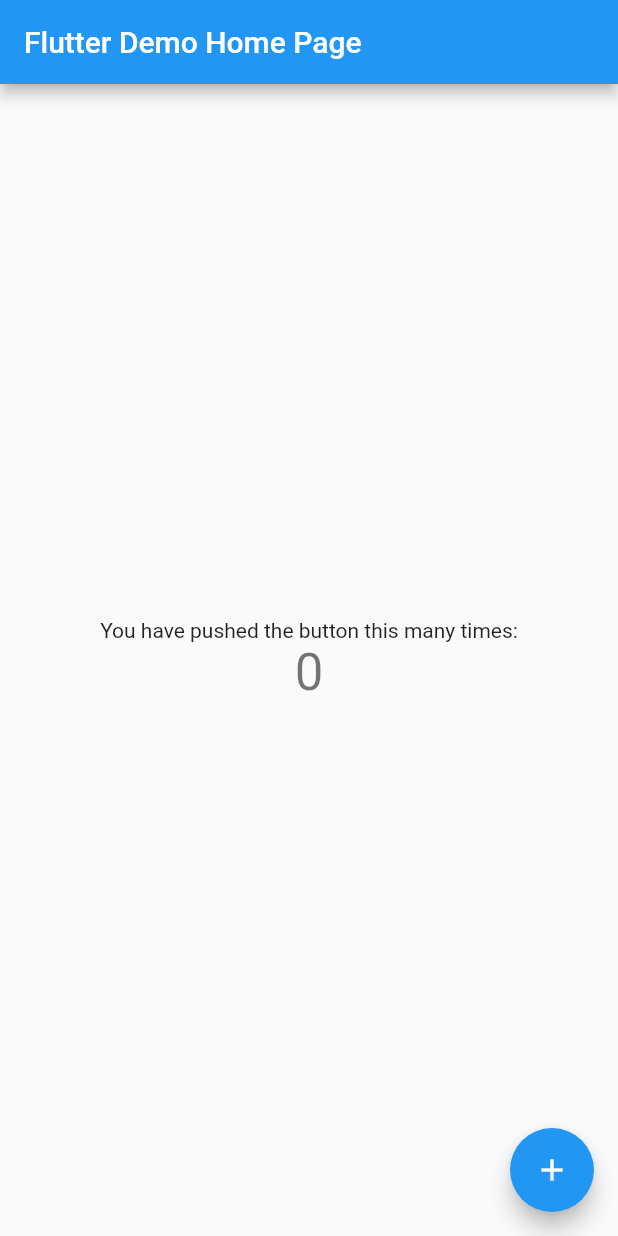
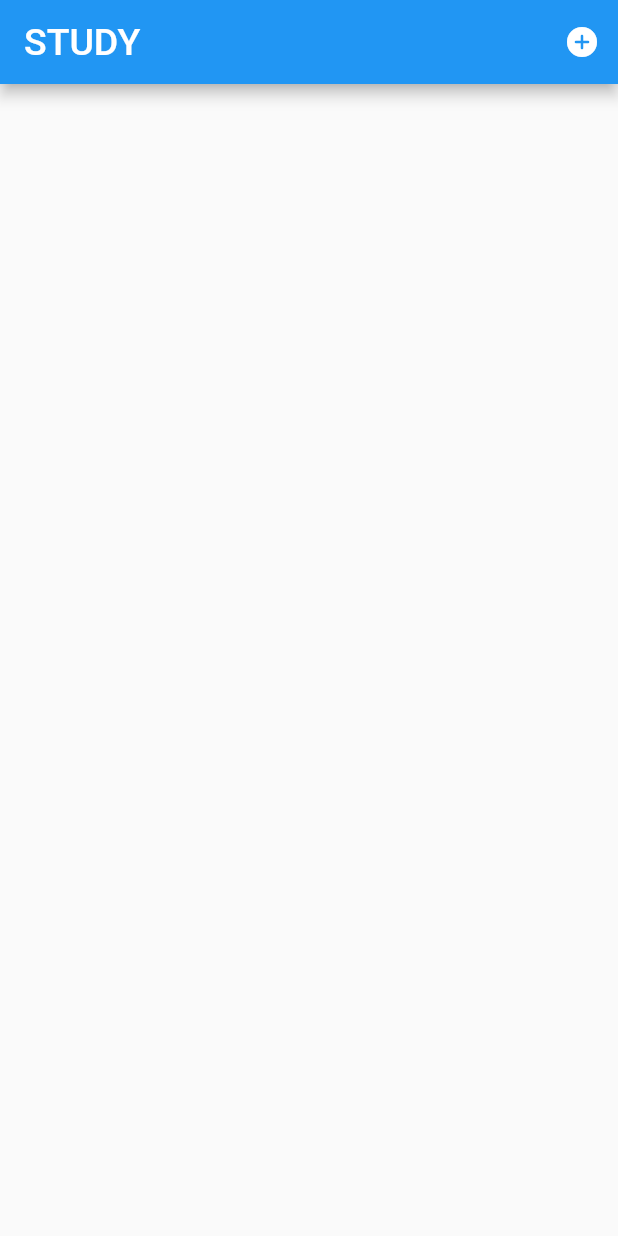
Before and after one commit to Muhyun-Kim/study_app, a Flutter app: the screen it shows after launch, on a phone screen of 412 x 824 dp. Run offline on Flutter 3.47's test engine with Material 2 defaults, Android fonts, the phone set to English and light mode, and no system bars; our stand-ins replace hooks_riverpod, riverpod, sqflite; accounts and stored records are empty.

Commit message:
create db

```diff
--- a/lib/main.dart
+++ b/lib/main.dart
@@ -1,115 +1,20 @@
 import 'package:flutter/material.dart';
+import 'package:hooks_riverpod/hooks_riverpod.dart';
+import 'package:study_app/screens/home_screen.dart';
 
 void main() {
-  runApp(const MyApp());
+  runApp(const ProviderScope(child: App()));
 }
 
-class MyApp extends StatelessWidget {
-  const MyApp({super.key});
+class App extends StatelessWidget {
+  const App({super.key});
 
-  // This widget is the root of your application.
   @override
   Widget build(BuildContext context) {
-    return MaterialApp(
-      title: 'Flutter Demo',
-      theme: ThemeData(
-        // This is the theme of your application.
-        //
-        // Try running your application with "flutter run". You'll see the
-        // application has a blue toolbar. Then, without quitting the app, try
-        // changing the primarySwatch below to Colors.green and then invoke
-        // "hot reload" (press "r" in the console where you ran "flutter run",
-        // or simply save your changes to "hot reload" in a Flutter IDE).
-        // Notice that the counter didn't reset back to zero; the application
-        // is not restarted.
-        primarySwatch: Colors.blue,
+    return const MaterialApp(
+      home: HomeScreen(
+        appBarText: 'STUDY',
       ),
-      home: const MyHomePage(title: 'Flutter Demo Home Page'),
     );
   }
 }
-
-class MyHomePage extends StatefulWidget {
-  const MyHomePage({super.key, required this.title});
-
-  // This widget is the home page of your application. It is stateful, meaning
-  // that it has a State object (defined below) that contains fields that affect
-  // how it looks.
-
-  // This class is the configuration for the state. It holds the values (in this
-  // case the title) provided by the parent (in this case the App widget) and
-  // used by the build method of the State. Fields in a Widget subclass are
-  // always marked "final".
-
-  final String title;
-
-  @override
-  State<MyHomePage> createState() => _MyHomePageState();
-}
-
-class _MyHomePageState extends State<MyHomePage> {
-  int _counter = 0;
-
-  void _incrementCounter() {
-    setState(() {
-      // This call to setState tells the Flutter framework that something has
-      // changed in this State, which causes it to rerun the build method below
-      // so that the display can reflect the updated values. If we changed
-      // _counter without calling setState(), then the build method would not be
-      // called again, and so nothing would appear to happen.
-      _counter++;
-    });
-  }
-
-  @override
-  Widget build(BuildContext context) {
-    // This method is rerun every time setState is called, for instance as done
-    // by the _incrementCounter method above.
-    //
-    // The Flutter framework has been optimized to make rerunning build methods
-    // fast, so that you can just rebuild anything that needs updating rather
-    // than having to individually change instances of widgets.
-    return Scaffold(
-      appBar: AppBar(
-        // Here we take the value from the MyHomePage object that was created by
-        // the App.build method, and use it to set our appbar title.
-        title: Text(widget.title),
-      ),
-      body: Center(
-        // Center is a layout widget. It takes a single child and positions it
-        // in the middle of the parent.
-        child: Column(
-          // Column is also a layout widget. It takes a list of children and
-          // arranges them vertically. By default, it sizes itself to fit its
-          // children horizontally, and tries to be as tall as its parent.
-          //
-          // Invoke "debug painting" (press "p" in the console, choose the
-          // "Toggle Debug Paint" action from the Flutter Inspector in Android
-          // Studio, or the "Toggle Debug Paint" command in Visual Studio Code)
-          // to see the wireframe for each widget.
-          //
-          // Column has various properties to control how it sizes itself and
-          // how it positions its children. Here we use mainAxisAlignment to
-          // center the children vertically; the main axis here is the vertical
-          // axis because Columns are vertical (the cross axis would be
-          // horizontal).
-          mainAxisAlignment: MainAxisAlignment.center,
-          children: <Widget>[
-            const Text(
-              'You have pushed the button this many times:',
-            ),
-            Text(
-              '$_counter',
-              style: Theme.of(context).textTheme.headline4,
-            ),
-          ],
-        ),
-      ),
-      floatingActionButton: FloatingActionButton(
-        onPressed: _incrementCounter,
-        tooltip: 'Increment',
-        child: const Icon(Icons.add),
-      ), // This trailing comma makes auto-formatting nicer for build methods.
-    );
-  }
-}
--- /dev/null
+++ b/lib/screens/home_screen.dart
@@ -0,0 +1,39 @@
+import 'package:flutter/material.dart';
+
+import 'add_list_screen.dart';
+
+class HomeScreen extends StatelessWidget {
+  final String appBarText;
+
+  const HomeScreen({
+    super.key,
+    required this.appBarText,
+  });
+
+  @override
+  Widget build(BuildContext context) {
+    return Scaffold(
+      appBar: AppBar(
+        title: Text(
+          appBarText,
+          style: const TextStyle(
+            color: Colors.white,
+            fontSize: 25,
+          ),
+        ),
+        actions: <Widget>[
+          IconButton(
+            icon: const Icon(Icons.add_circle_rounded),
+            onPressed: () {
+              showDialog<void>(
+                  context: context,
+                  builder: (BuildContext context) {
+                    return const AddListScreen();
+                  });
+            },
+          ),
+        ],
+      ),
+    );
+  }
+}
```
Also changed, not shown: lib/db/db.dart (added, +81 -0 lines), lib/db/db_provider.dart (added, +19 -0 lines), lib/models/study_model.dart (added, +20 -0 lines), lib/screens/add_list_screen.dart (added, +55 -0 lines), pubspec.yaml (+7 -4 lines), pubspec.lock, 12 other files.
